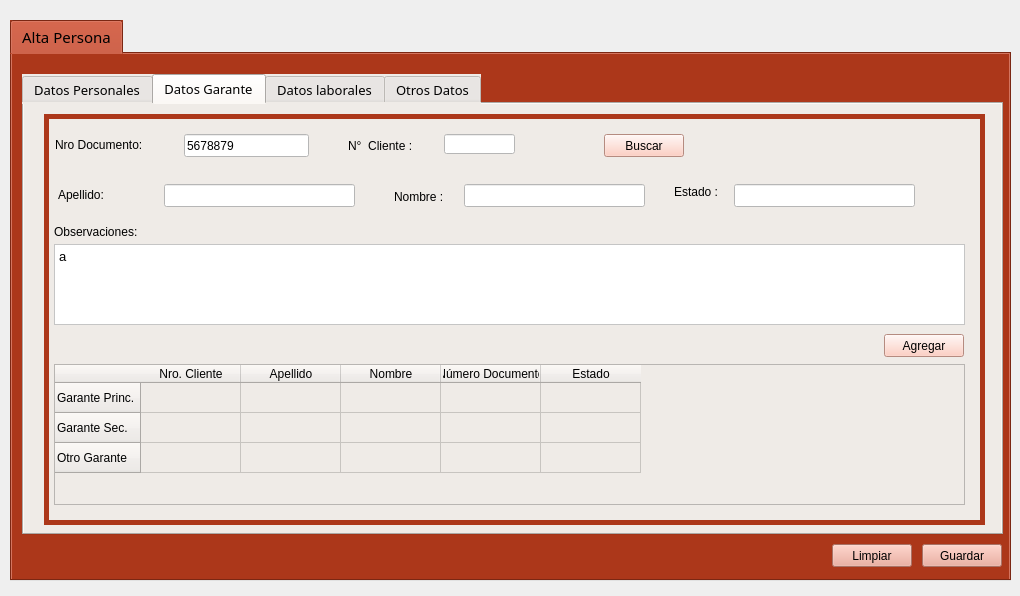
Qt form form_clientes_nuevo.ui (blueautomatic/Slam_Sistema_creditos) before a commit.
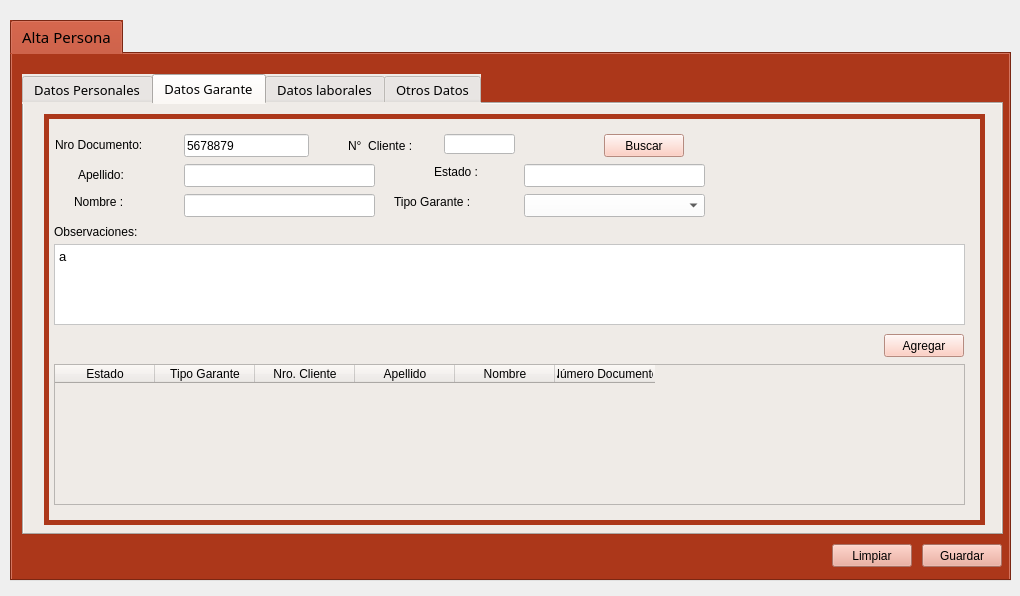
The same form after that commit. The open tabs and pages were chosen to show the change. Icons and pictures are not drawn.

Commit message: falta grilla de garantes y otros datos

What changed in the file:
```diff
--- a/form_clientes_nuevo.ui
+++ b/form_clientes_nuevo.ui
@@ -729,9 +729,9 @@
           <height>141</height>
          </rect>
         </property>
-        <row>
+        <column>
          <property name="text">
-          <string>Garante Princ.</string>
+          <string>Estado</string>
          </property>
          <property name="background">
           <color>
@@ -740,46 +740,12 @@
            <blue>220</blue>
           </color>
          </property>
-         <property name="icon">
-          <iconset>
-           <normalon>../../../../Descargas/calidad-de-la-pagina.png</normalon>
-          </iconset>
-         </property>
-        </row>
-        <row>
+        </column>
+        <column>
          <property name="text">
-          <string>Garante Sec.</string>
+          <string>Tipo Garante</string>
          </property>
-         <property name="background">
-          <color>
-           <red>252</red>
-           <green>227</green>
-           <blue>220</blue>
-          </color>
-         </property>
-         <property name="icon">
-          <iconset>
-           <normalon>../../../../Descargas/calidad-de-la-pagina.png</normalon>
-          </iconset>
-         </property>
-        </row>
-        <row>
-         <property name="text">
-          <string>Otro Garante</string>
-         </property>
-         <property name="background">
-          <color>
-           <red>252</red>
-           <green>227</green>
-           <blue>220</blue>
-          </color>
-         </property>
-         <property name="icon">
-          <iconset>
-           <normalon>../../../../Descargas/calidad-de-la-pagina.png</normalon>
-          </iconset>
-         </property>
-        </row>
+        </column>
         <column>
          <property name="text">
           <string>Nro. Cliente</string>
@@ -828,18 +794,6 @@
           </color>
          </property>
         </column>
-        <column>
-         <property name="text">
-          <string>Estado</string>
-         </property>
-         <property name="background">
-          <color>
-           <red>252</red>
-           <green>227</green>
-           <blue>220</blue>
-          </color>
-         </property>
-        </column>
        </widget>
        <widget class="QLineEdit" name="lne_garante_nro_cliente">
         <property name="geometry">
@@ -952,8 +906,8 @@
        <widget class="QLineEdit" name="lne_garante_apellido">
         <property name="geometry">
          <rect>
-          <x>120</x>
-          <y>70</y>
+          <x>140</x>
+          <y>50</y>
           <width>191</width>
           <height>23</height>
          </rect>
@@ -965,8 +919,8 @@
        <widget class="QLabel" name="label_4">
         <property name="geometry">
          <rect>
-          <x>350</x>
-          <y>75</y>
+          <x>30</x>
+          <y>80</y>
           <width>71</width>
           <height>16</height>
          </rect>
@@ -978,8 +932,8 @@
        <widget class="QLabel" name="label_29">
         <property name="geometry">
          <rect>
-          <x>14</x>
-          <y>73</y>
+          <x>34</x>
+          <y>53</y>
           <width>61</width>
           <height>16</height>
          </rect>
@@ -991,9 +945,9 @@
        <widget class="QLineEdit" name="lne_garante_nombre">
         <property name="geometry">
          <rect>
-          <x>420</x>
-          <y>70</y>
-          <width>181</width>
+          <x>140</x>
+          <y>80</y>
+          <width>191</width>
           <height>23</height>
          </rect>
         </property>
@@ -1004,8 +958,8 @@
        <widget class="QLabel" name="label_23">
         <property name="geometry">
          <rect>
-          <x>630</x>
-          <y>70</y>
+          <x>390</x>
+          <y>50</y>
           <width>61</width>
           <height>16</height>
          </rect>
@@ -1017,8 +971,8 @@
        <widget class="QLineEdit" name="lne_garante_estado">
         <property name="geometry">
          <rect>
-          <x>690</x>
-          <y>70</y>
+          <x>480</x>
+          <y>50</y>
           <width>181</width>
           <height>23</height>
          </rect>
@@ -1027,6 +981,49 @@
          <string/>
         </property>
        </widget>
+       <widget class="QComboBox" name="cbx_tipo_garante">
+        <property name="geometry">
+         <rect>
+          <x>480</x>
+          <y>80</y>
+          <width>181</width>
+          <height>23</height>
+         </rect>
+        </property>
+        <item>
+         <property name="text">
+          <string/>
+         </property>
+        </item>
+        <item>
+         <property name="text">
+          <string>Garante Principal</string>
+         </property>
+        </item>
+        <item>
+         <property name="text">
+          <string>Garante Secundario</string>
+         </property>
+        </item>
+        <item>
+         <property name="text">
+          <string>Otro Garante</string>
+         </property>
+        </item>
+       </widget>
+       <widget class="QLabel" name="label_24">
+        <property name="geometry">
+         <rect>
+          <x>350</x>
+          <y>80</y>
+          <width>101</width>
+          <height>16</height>
+         </rect>
+        </property>
+        <property name="text">
+         <string>Tipo Garante :</string>
+        </property>
+       </widget>
       </widget>
      </widget>
      <widget class="QWidget" name="tab_5">
```
Left out of the diff: 117 changed lines with no effect on the pictures. The commit also changes 17 other files.
